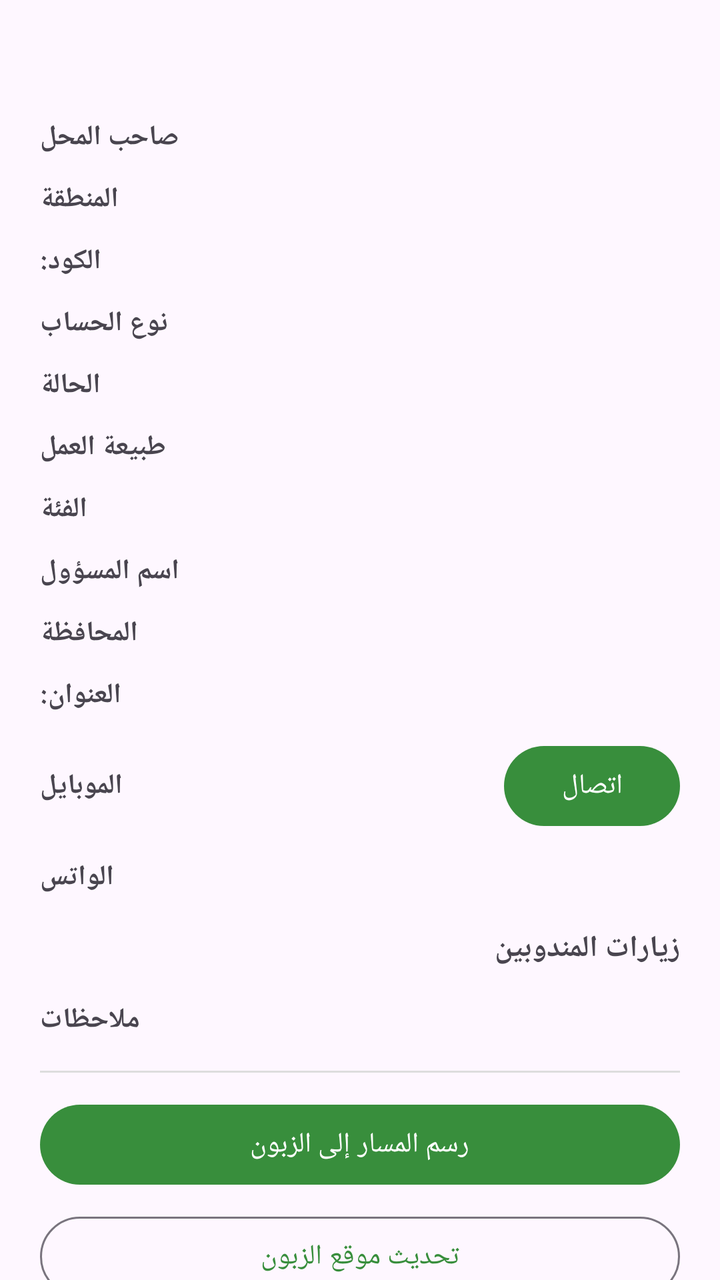
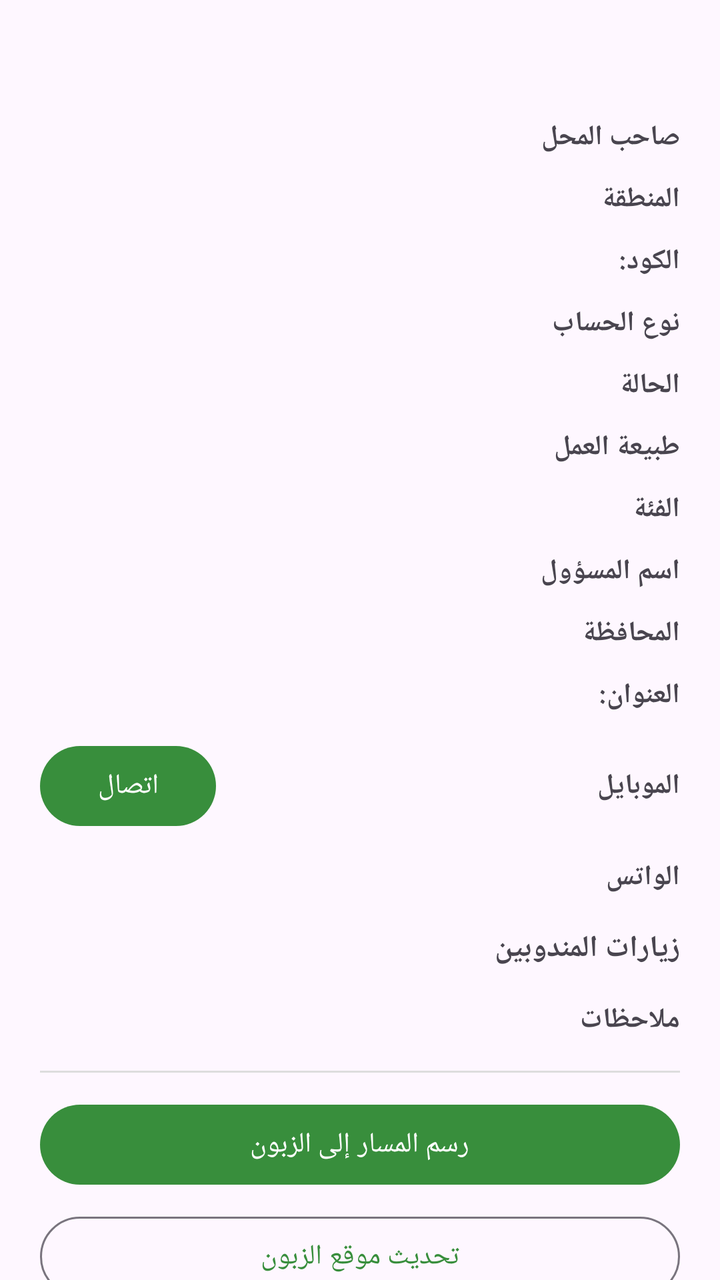

Before-and-after screenshots of an Android layout around one commit, followed by the original layout XML and the change that was made.
<!-- AndroidManifest.xml: application theme Theme.RepGuide -->
<!-- res/layout/dialog_store.xml -->
<?xml version="1.0" encoding="utf-8"?>
<androidx.core.widget.NestedScrollView xmlns:android="http://schemas.android.com/apk/res/android"
    android:layout_width="match_parent"
    android:layout_height="wrap_content">

    <LinearLayout
        android:layout_width="match_parent"
        android:layout_height="wrap_content"
        android:orientation="vertical"
        android:padding="20dp">

        <TextView
            android:id="@+id/storeNameText"
            android:layout_width="match_parent"
            android:layout_height="wrap_content"
            android:textColor="?attr/colorPrimary"
            android:textSize="20sp"
            android:textStyle="bold" />

        <LinearLayout
            android:id="@+id/rowOwner"
            android:layout_width="match_parent"
            android:layout_height="wrap_content"
            android:layout_marginTop="12dp"
            android:orientation="horizontal">

            <TextView
                android:layout_width="wrap_content"
                android:layout_height="wrap_content"
                android:text="@string/owner_name"
                android:textStyle="bold" />

            <TextView
                android:id="@+id/ownerValue"
                android:layout_width="0dp"
                android:layout_height="wrap_content"
                android:layout_marginStart="8dp"
                android:layout_weight="1" />
        </LinearLayout>

        <LinearLayout
            android:id="@+id/rowRegion"
            android:layout_width="match_parent"
            android:layout_height="wrap_content"
            android:layout_marginTop="12dp"
            android:orientation="horizontal">

            <TextView
                android:layout_width="wrap_content"
                android:layout_height="wrap_content"
                android:text="@string/region"
                android:textStyle="bold" />

            <TextView
                android:id="@+id/regionValue"
                android:layout_width="0dp"
                android:layout_height="wrap_content"
                android:layout_marginStart="8dp"
                android:layout_weight="1" />
        </LinearLayout>

        <LinearLayout
            android:id="@+id/rowCode"
            android:layout_width="match_parent"
            android:layout_height="wrap_content"
            android:layout_marginTop="12dp"
            android:orientation="horizontal">

            <TextView
                android:layout_width="wrap_content"
                android:layout_height="wrap_content"
                android:text="@string/customer_code"
                android:textStyle="bold" />

            <TextView
                android:id="@+id/codeValue"
                android:layout_width="0dp"
                android:layout_height="wrap_content"
                android:layout_marginStart="8dp"
                android:layout_weight="1" />
        </LinearLayout>

        <LinearLayout
            android:id="@+id/rowAccountType"
            android:layout_width="match_parent"
            android:layout_height="wrap_content"
            android:layout_marginTop="12dp"
            android:orientation="horizontal">

            <TextView
                android:layout_width="wrap_content"
                android:layout_height="wrap_content"
                android:text="@string/account_type"
                android:textStyle="bold" />

            <TextView
                android:id="@+id/accountTypeValue"
                android:layout_width="0dp"
                android:layout_height="wrap_content"
                android:layout_marginStart="8dp"
                android:layout_weight="1" />
        </LinearLayout>

        <LinearLayout
            android:id="@+id/rowStatus"
            android:layout_width="match_parent"
            android:layout_height="wrap_content"
            android:layout_marginTop="12dp"
            android:orientation="horizontal">

            <TextView
                android:layout_width="wrap_content"
                android:layout_height="wrap_content"
                android:text="@string/status"
                android:textStyle="bold" />

            <TextView
                android:id="@+id/statusValue"
                android:layout_width="0dp"
                android:layout_height="wrap_content"
                android:layout_marginStart="8dp"
                android:layout_weight="1" />
        </LinearLayout>

        <LinearLayout
            android:id="@+id/rowCategory"
            android:layout_width="match_parent"
            android:layout_height="wrap_content"
            android:layout_marginTop="12dp"
            android:orientation="horizontal">

            <TextView
                android:layout_width="wrap_content"
                android:layout_height="wrap_content"
                android:text="@string/category"
                android:textStyle="bold" />

            <TextView
                android:id="@+id/categoryValue"
                android:layout_width="0dp"
                android:layout_height="wrap_content"
                android:layout_marginStart="8dp"
                android:layout_weight="1" />
        </LinearLayout>

        <LinearLayout
            android:id="@+id/rowShopClass"
            android:layout_width="match_parent"
            android:layout_height="wrap_content"
            android:layout_marginTop="12dp"
            android:orientation="horizontal">

            <TextView
                android:layout_width="wrap_content"
                android:layout_height="wrap_content"
                android:text="@string/shop_class"
                android:textStyle="bold" />

            <TextView
                android:id="@+id/shopClassValue"
                android:layout_width="0dp"
                android:layout_height="wrap_content"
                android:layout_marginStart="8dp"
                android:layout_weight="1" />
        </LinearLayout>

        <LinearLayout
            android:id="@+id/rowManager"
            android:layout_width="match_parent"
            android:layout_height="wrap_content"
            android:layout_marginTop="12dp"
            android:orientation="horizontal">

            <TextView
                android:layout_width="wrap_content"
                android:layout_height="wrap_content"
                android:text="@string/manager_name"
                android:textStyle="bold" />

            <TextView
                android:id="@+id/managerValue"
                android:layout_width="0dp"
                android:layout_height="wrap_content"
                android:layout_marginStart="8dp"
                android:layout_weight="1" />
        </LinearLayout>

        <LinearLayout
            android:id="@+id/rowGovernate"
            android:layout_width="match_parent"
            android:layout_height="wrap_content"
            android:layout_marginTop="12dp"
            android:orientation="horizontal">

            <TextView
                android:layout_width="wrap_content"
                android:layout_height="wrap_content"
                android:text="@string/governate"
                android:textStyle="bold" />

            <TextView
                android:id="@+id/governateValue"
                android:layout_width="0dp"
                android:layout_height="wrap_content"
                android:layout_marginStart="8dp"
                android:layout_weight="1" />
        </LinearLayout>

        <LinearLayout
            android:id="@+id/rowAddress"
            android:layout_width="match_parent"
            android:layout_height="wrap_content"
            android:layout_marginTop="12dp"
            android:orientation="horizontal">

            <TextView
                android:layout_width="wrap_content"
                android:layout_height="wrap_content"
                android:text="@string/address"
                android:textStyle="bold" />

            <TextView
                android:id="@+id/addressValue"
                android:layout_width="0dp"
                android:layout_height="wrap_content"
                android:layout_marginStart="8dp"
                android:layout_weight="1" />
        </LinearLayout>

        <LinearLayout
            android:id="@+id/rowPhone"
            android:layout_width="match_parent"
            android:layout_height="wrap_content"
            android:layout_marginTop="12dp"
            android:gravity="center_vertical"
            android:orientation="horizontal">

            <TextView
                android:layout_width="wrap_content"
                android:layout_height="wrap_content"
                android:text="@string/phone"
                android:textStyle="bold" />

            <TextView
                android:id="@+id/phoneValue"
                android:layout_width="0dp"
                android:layout_height="wrap_content"
                android:layout_marginStart="8dp"
                android:layout_weight="1" />

            <com.google.android.material.button.MaterialButton
                android:id="@+id/callButton"
                android:layout_width="wrap_content"
                android:layout_height="wrap_content"
                android:text="@string/call" />
        </LinearLayout>

        <LinearLayout
            android:id="@+id/rowWhatsapp"
            android:layout_width="match_parent"
            android:layout_height="wrap_content"
            android:layout_marginTop="12dp"
            android:orientation="horizontal">

            <TextView
                android:layout_width="wrap_content"
                android:layout_height="wrap_content"
                android:text="@string/whatsapp"
                android:textStyle="bold" />

            <TextView
                android:id="@+id/whatsappValue"
                android:layout_width="0dp"
                android:layout_height="wrap_content"
                android:layout_marginStart="8dp"
                android:layout_weight="1" />
        </LinearLayout>

        <TextView
            android:id="@+id/visitsTitle"
            android:layout_width="match_parent"
            android:layout_height="wrap_content"
            android:layout_marginTop="16dp"
            android:text="@string/visits_title"
            android:textSize="15sp"
            android:textStyle="bold" />

        <LinearLayout
            android:id="@+id/visitsContainer"
            android:layout_width="match_parent"
            android:layout_height="wrap_content"
            android:layout_marginTop="4dp"
            android:orientation="vertical" />

        <LinearLayout
            android:id="@+id/rowNotes"
            android:layout_width="match_parent"
            android:layout_height="wrap_content"
            android:layout_marginTop="12dp"
            android:orientation="horizontal">

            <TextView
                android:layout_width="wrap_content"
                android:layout_height="wrap_content"
                android:text="@string/notes"
                android:textStyle="bold" />

            <TextView
                android:id="@+id/notesValue"
                android:layout_width="0dp"
                android:layout_height="wrap_content"
                android:layout_marginStart="8dp"
                android:layout_weight="1" />
        </LinearLayout>

        <View
            android:layout_width="match_parent"
            android:layout_height="1dp"
            android:layout_marginTop="16dp"
            android:background="#DDDDDD" />

        <LinearLayout
            android:layout_width="match_parent"
            android:layout_height="wrap_content"
            android:layout_marginTop="12dp"
            android:orientation="vertical">

            <com.google.android.material.button.MaterialButton
                android:id="@+id/drawRouteButton"
                android:layout_width="match_parent"
                android:layout_height="wrap_content"
                android:text="@string/draw_route" />

            <com.google.android.material.button.MaterialButton
                android:id="@+id/updateLocationButton"
                style="@style/Widget.Material3.Button.OutlinedButton"
                android:layout_width="match_parent"
                android:layout_height="wrap_content"
                android:layout_marginTop="8dp"
                android:text="@string/update_location" />

            <com.google.android.material.button.MaterialButton
                android:id="@+id/addNoteButton"
                style="@style/Widget.Material3.Button.OutlinedButton"
                android:layout_width="match_parent"
                android:layout_height="wrap_content"
                android:layout_marginTop="8dp"
                android:text="@string/add_note" />

            <com.google.android.material.button.MaterialButton
                android:id="@+id/updateBothButton"
                style="@style/Widget.Material3.Button.OutlinedButton"
                android:layout_width="match_parent"
                android:layout_height="wrap_content"
                android:layout_marginTop="8dp"
                android:text="@string/update_location_with_note" />
        </LinearLayout>
    </LinearLayout>
</androidx.core.widget.NestedScrollView>
<!-- resources referenced by this layout -->
<resources>
  <string name="account_type">نوع الحساب</string>
  <string name="add_note">إضافة ملاحظة</string>
  <string name="address">العنوان:</string>
  <string name="call">اتصال</string>
  <string name="category">طبيعة العمل</string>
  <string name="customer_code">الكود:</string>
  <string name="draw_route">رسم المسار إلى الزبون</string>
  <string name="governate">المحافظة</string>
  <string name="manager_name">اسم المسؤول</string>
  <string name="notes">ملاحظات</string>
  <string name="owner_name">صاحب المحل</string>
  <string name="phone">الموبايل</string>
  <string name="region">المنطقة</string>
  <string name="shop_class">الفئة</string>
  <string name="status">الحالة</string>
  <string name="update_location">تحديث موقع الزبون</string>
  <string name="update_location_with_note">تحديث الموقع مع ملاحظة</string>
  <string name="visits_title">زيارات المندوبين</string>
  <string name="whatsapp">الواتس</string>
  <style name="Theme.RepGuide" parent="Theme.Material3.DayNight.NoActionBar">
          <item name="colorPrimary">@color/green_700</item>
          <item name="colorOnPrimary">@color/white</item>
          <item name="colorPrimaryContainer">@color/green_900</item>
          <item name="colorSecondary">@color/amber_500</item>
      </style>
  <color name="green_700">#388E3C</color>
  <color name="white">#FFFFFF</color>
  <color name="green_900">#1B5E20</color>
  <color name="amber_500">#FFC107</color>
</resources>

<!-- the commit's change to res/layout/dialog_store.xml (unified diff, before → after) -->
@@ -6,6 +6,7 @@
     <LinearLayout
         android:layout_width="match_parent"
         android:layout_height="wrap_content"
+        android:layoutDirection="rtl"
         android:orientation="vertical"
         android:padding="20dp">
 
